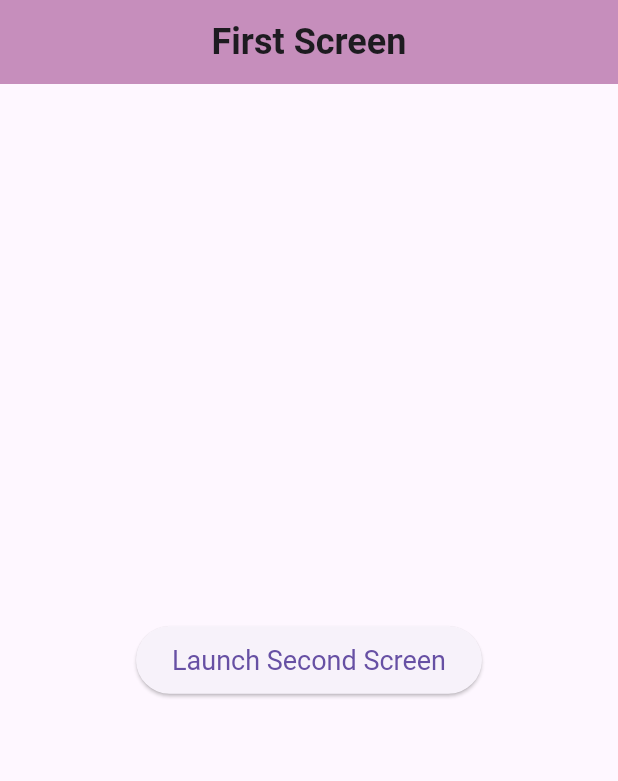
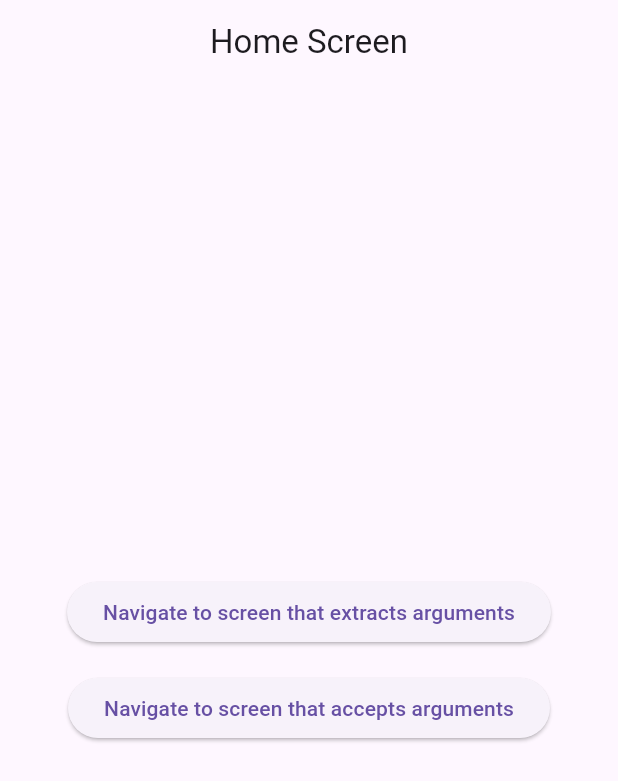
Before and after one commit to oliare/flutter_university, a Flutter app: the screen it shows after launch, on a phone screen of 412 x 824 dp. Shown: the top 781 px of the screen. Run offline on Flutter 3.47's test engine with Material 3 defaults, Android fonts, the phone set to English and light mode, and no system bars.

Commit message:
lab 4(4)

```diff
--- a/flutter_init/lib/main.dart
+++ b/flutter_init/lib/main.dart
@@ -1,75 +1,131 @@
 import 'package:flutter/material.dart';
 
-void main() {
-  runApp(
-    MaterialApp(
+void main() => runApp(const MyApp());
+
+class ScreenArguments {
+  final String title;
+  final String message;
+
+  ScreenArguments(this.title, this.message);
+}
+
+class MyApp extends StatelessWidget {
+  const MyApp({super.key});
+
+  @override
+  Widget build(BuildContext context) {
+    return MaterialApp(
       debugShowCheckedModeBanner: false,
-      title: 'Named Routes Demo',
-      initialRoute: '/',
+      title: 'Navigation with Arguments',
+      home: const HomeScreen(),
       routes: {
-        '/': (context) => const FirstScreen(),
-        '/second': (context) => const SecondScreen(),
+        ExtractArgumentsScreen.routeName: (context) => const ExtractArgumentsScreen(),
       },
+      onGenerateRoute: (settings) {
+        if (settings.name == PassArgumentsScreen.routeName) {
+          final args = settings.arguments as ScreenArguments;
+          return MaterialPageRoute(
+            builder: (context) => PassArgumentsScreen(
+              title: args.title,
+              message: args.message,
             ),
           );
         }
+        assert(false, 'Need to implement ${settings.name}');
+        return null;
+      },
+    );
+  }
+}
 
-class FirstScreen extends StatelessWidget {
-  const FirstScreen({Key? key}) : super(key: key);
+class HomeScreen extends StatelessWidget {
+  const HomeScreen({super.key});
 
   @override
   Widget build(BuildContext context) {
     return Scaffold(
-      appBar: AppBar(
-        title: const Text(
-          'First Screen',
-          style: TextStyle(fontSize: 24, fontWeight: FontWeight.bold),
+      appBar: AppBar(title: const Text('Home Screen'), centerTitle: true),
+      body: Center(
+        child: Column(
+          mainAxisAlignment: MainAxisAlignment.center,
+          children: [
+            ElevatedButton(
+              onPressed: () {
+                Navigator.pushNamed(
+                  context,
+                  ExtractArgumentsScreen.routeName,
+                  arguments: ScreenArguments(
+                    'Extract Arguments Screen',
+                    'This message is extracted in the build method.',
                   ),
-        centerTitle: true,
-        backgroundColor: const Color.fromARGB(164, 167, 83, 151),
+                );
+              },
+              child: const Text('Navigate to screen that extracts arguments'),
             ),
-      body: Center(
-        child: ElevatedButton(
-          style: ElevatedButton.styleFrom(
-            padding: const EdgeInsets.symmetric(horizontal: 24, vertical: 12),
-            textStyle: const TextStyle(fontSize: 18),
+            const SizedBox(height: 16),
+            ElevatedButton(
+              onPressed: () {
+                Navigator.pushNamed(
+                  context,
+                  PassArgumentsScreen.routeName,
+                  arguments: ScreenArguments(
+                    'Pass Arguments Screen',
+                    'This message is extracted in the onGenerateRoute function.',
                   ),
-          onPressed: () {
-            Navigator.pushNamed(context, '/second');
+                );
               },
-          child: const Text('Launch Second Screen'),
+              child: const Text('Navigate to screen that accepts arguments'),
+            ),
+          ],
         ),
       ),
     );
   }
 }
 
-class SecondScreen extends StatelessWidget {
-  const SecondScreen({Key? key}) : super(key: key);
+class ExtractArgumentsScreen extends StatelessWidget {
+  const ExtractArgumentsScreen({super.key});
+  static const routeName = '/extractArguments';
 
   @override
   Widget build(BuildContext context) {
+    final args = ModalRoute.of(context)!.settings.arguments as ScreenArguments;
+
     return Scaffold(
-      appBar: AppBar(
-        title: const Text(
-          'Second Screen',
-          style: TextStyle(fontSize: 24, fontWeight: FontWeight.bold),
-        ),
-        centerTitle: true,
-        backgroundColor: const Color.fromARGB(164, 92, 141, 94),
-      ),
+      appBar: AppBar(title: Text(args.title), centerTitle: true),
       body: Center(
-        child: ElevatedButton(
-          style: ElevatedButton.styleFrom(
-            padding: const EdgeInsets.symmetric(horizontal: 24, vertical: 12),
-            textStyle: const TextStyle(fontSize: 18),
-          ),
-          onPressed: () {
-            Navigator.pop(context);
-          },
-          child: const Text('Go Back to First Screen'),
+        child: Text(
+          args.message,
+          style: const TextStyle(fontSize: 18),
+          textAlign: TextAlign.center,
         ),
       ),
     );
   }
 }
+
+class PassArgumentsScreen extends StatelessWidget {
+  static const routeName = '/passArguments';
+  final String title;
+  final String message;
+
+  const PassArgumentsScreen({
+    super.key,
+    required this.title,
+    required this.message,
+  });
+
+  @override
+  Widget build(BuildContext context) {
+    return Scaffold(
+      appBar: AppBar(title: Text(title), centerTitle: true),
+      body: Center(
+        child: Text(
+          message,
+          style: const TextStyle(fontSize: 18),
+          textAlign: TextAlign.center,
+        ),
+      ),
+    );
+  }
+}
```
Lines whose indentation alone changed are shown as unchanged.
